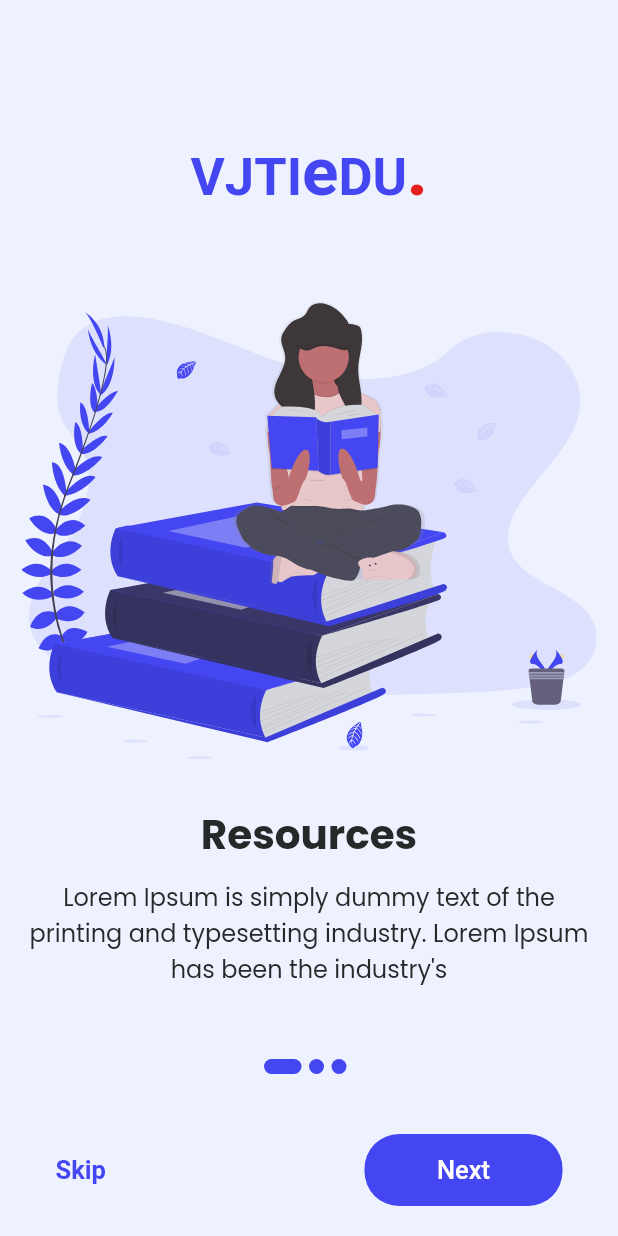
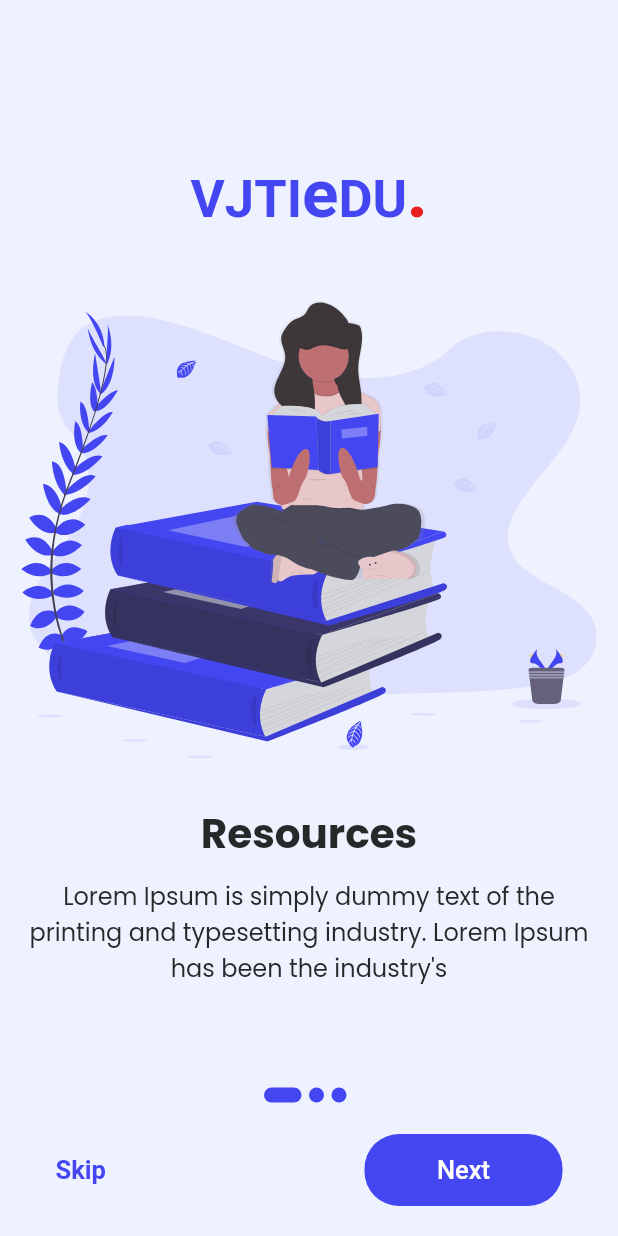
Before and after one commit to Anupamladdha/vjtiAssistant, a Flutter app: the screen it shows after launch, on a phone screen of 412 x 824 dp. Run offline on Flutter 3.47's test engine with Material 2 defaults, Android fonts, the phone set to English and light mode, and no system bars; our stand-ins replace flutter_svg.

Commit message:
margins changed

```diff
--- a/lib/Screens/OnBoarding/OnBoardingScreen.dart
+++ b/lib/Screens/OnBoarding/OnBoardingScreen.dart
@@ -52,7 +52,8 @@ class _OnBoardingScreenState extends State<OnBoardingScreen> {
   @override
   Widget build(BuildContext context) {
     Size size = MediaQuery.of(context).size;
-    return Scaffold(
+    return SafeArea(
+        child: Scaffold(
         backgroundColor: Color(0xFFEEF2FE),
         body: Column(
           children: [
@@ -208,7 +209,7 @@ class _OnBoardingScreenState extends State<OnBoardingScreen> {
               ),
             ),
             Container(
-            margin: EdgeInsets.symmetric(vertical: 20),
+              margin: EdgeInsets.only(top: 10.0, bottom: 1.0),
               child: Row(
                 mainAxisAlignment: MainAxisAlignment.center,
                 children: List.generate(
@@ -272,6 +273,7 @@ class _OnBoardingScreenState extends State<OnBoardingScreen> {
             ),
           ],
         ),
+      ),
     );
   }
 
--- a/lib/Screens/OnBoarding/components/Logo/Logo.dart
+++ b/lib/Screens/OnBoarding/components/Logo/Logo.dart
@@ -7,7 +7,7 @@ class Logo extends StatelessWidget {
   @override
   Widget build(BuildContext context) {
     return Container(
-      margin: EdgeInsets.symmetric(vertical: 20),
+      margin: EdgeInsets.symmetric(vertical: 5.0),
       alignment: Alignment.center,
       child: RichText(
         textAlign: TextAlign.center,
```
Lines whose indentation alone changed are shown as unchanged.
